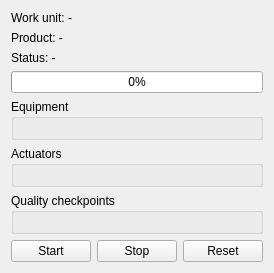
The window that src/qt/view/QtDashboardPage.ui (bogdanbaloi/industrial-hmi) describes before a commit, drawn with Qt 5.
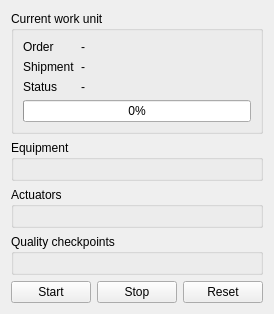
The same window after the commit.

Commit message:
Polish the Qt overview layout and status strip
Spread the overview visuals row with an added quality gauge
Group the order and shipment lines into a current-work-unit card
Fill the status strip middle with a backends-online summary
Colour the KPI tile values by state

```diff
--- a/src/qt/view/QtDashboardPage.ui
+++ b/src/qt/view/QtDashboardPage.ui
@@ -13,31 +13,65 @@
     <layout class="QHBoxLayout" name="visualsLayout"/>
    </item>
    <item>
+    <widget class="QGroupBox" name="workUnitBox">
+     <property name="title">
+      <string>Current work unit</string>
+     </property>
+     <layout class="QVBoxLayout" name="workUnitBoxLayout">
+      <item>
+       <layout class="QFormLayout" name="workUnitForm">
+        <item row="0" column="0">
+         <widget class="QLabel" name="orderCaption">
+          <property name="text">
+           <string>Order</string>
+          </property>
+         </widget>
+        </item>
+        <item row="0" column="1">
     <widget class="QLabel" name="workUnitIdLabel">
      <property name="text">
-      <string>Work unit: -</string>
+           <string>-</string>
      </property>
     </widget>
    </item>
-   <item>
+        <item row="1" column="0">
+         <widget class="QLabel" name="shipmentCaption">
+          <property name="text">
+           <string>Shipment</string>
+          </property>
+         </widget>
+        </item>
+        <item row="1" column="1">
     <widget class="QLabel" name="productLabel">
      <property name="text">
-      <string>Product: -</string>
+           <string>-</string>
      </property>
     </widget>
    </item>
-   <item>
+        <item row="2" column="0">
+         <widget class="QLabel" name="statusCaption">
+          <property name="text">
+           <string>Status</string>
+          </property>
+         </widget>
+        </item>
+        <item row="2" column="1">
     <widget class="QLabel" name="statusMessageLabel">
      <property name="text">
-      <string>Status: -</string>
-     </property>
-    </widget>
+           <string>-</string>
+          </property>
+         </widget>
+        </item>
+       </layout>
    </item>
    <item>
     <widget class="QProgressBar" name="progressBar">
      <property name="value">
       <number>0</number>
      </property>
+       </widget>
+      </item>
+     </layout>
     </widget>
    </item>
    <item>
```
Lines whose indentation alone changed are shown as unchanged. The commit also changes 7 other files.
